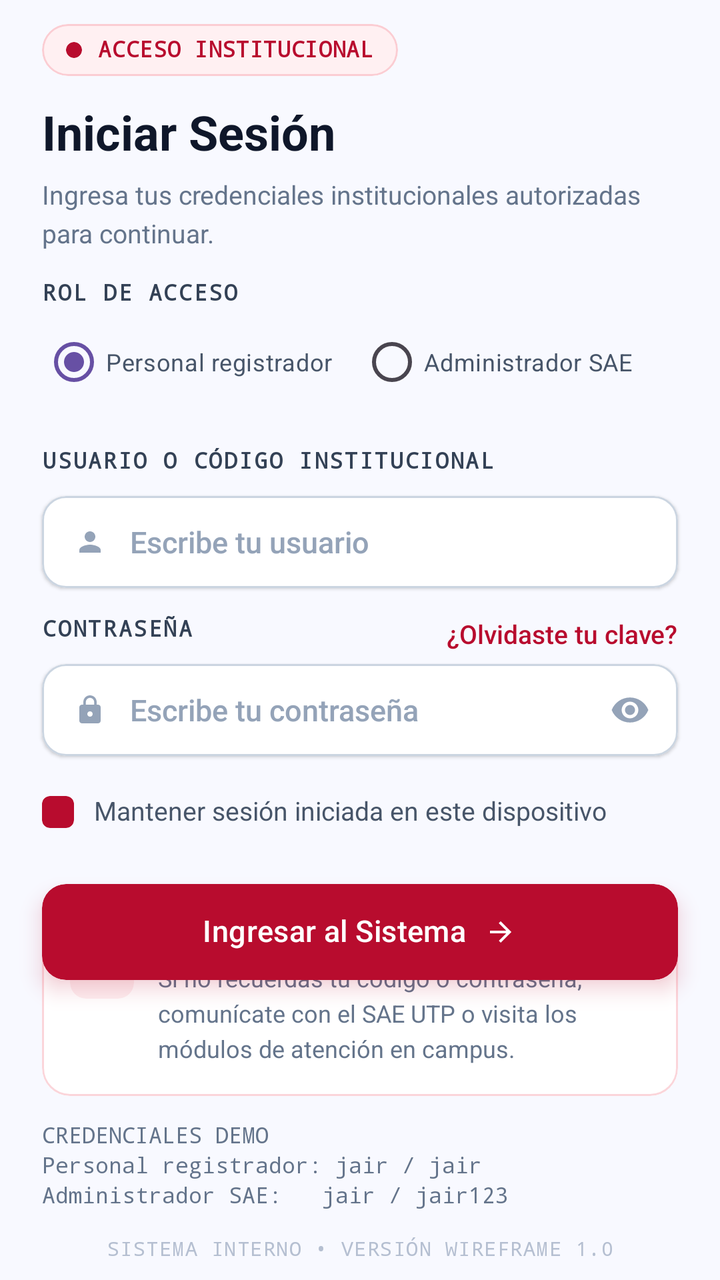
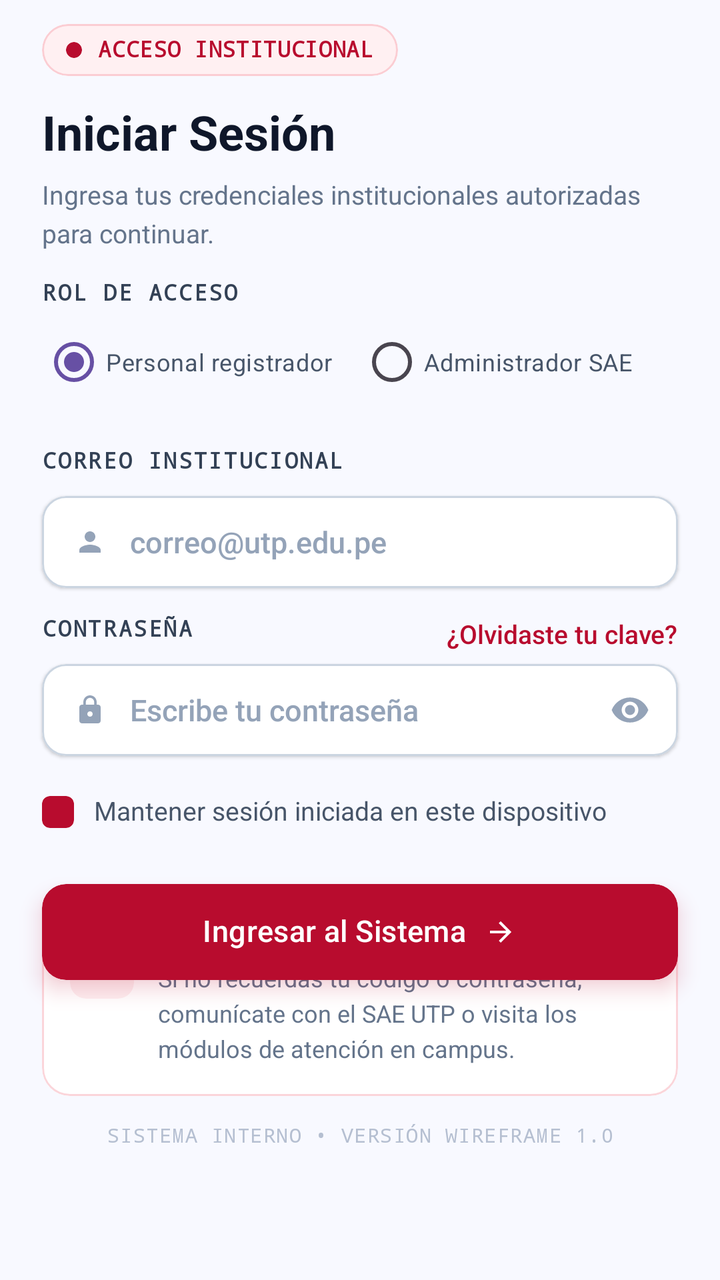

Compare the two renders of this Android layout. The source of the first and the diff that turns it into the second are given below.
<!-- AndroidManifest.xml: application theme Theme.Practica -->
<!-- res/layout/activity_login.xml -->
<?xml version="1.0" encoding="utf-8"?>
<androidx.constraintlayout.widget.ConstraintLayout xmlns:android="http://schemas.android.com/apk/res/android"
    xmlns:app="http://schemas.android.com/apk/res-auto"
    xmlns:tools="http://schemas.android.com/tools"
    android:id="@+id/rootLogin"
    android:layout_width="match_parent"
    android:layout_height="match_parent"
    android:background="#F8F9FF">

    
    <androidx.constraintlayout.widget.Guideline
        android:id="@+id/guideStart"
        android:layout_width="wrap_content"
        android:layout_height="wrap_content"
        android:orientation="vertical"
        app:layout_constraintGuide_begin="21dp" />

    <androidx.constraintlayout.widget.Guideline
        android:id="@+id/guideEnd"
        android:layout_width="wrap_content"
        android:layout_height="wrap_content"
        android:orientation="vertical"
        app:layout_constraintGuide_end="21dp" />

    <androidx.constraintlayout.widget.Guideline
        android:id="@+id/guideInfoTop"
        android:layout_width="wrap_content"
        android:layout_height="wrap_content"
        android:orientation="horizontal"
        app:layout_constraintGuide_percent="0.705" />

    
    <com.google.android.material.card.MaterialCardView
        android:id="@+id/cardBadgeAcceso"
        android:layout_width="wrap_content"
        android:layout_height="26dp"
        android:layout_marginTop="12dp"
        app:cardBackgroundColor="#FFF0F2"
        app:cardCornerRadius="13dp"
        app:cardElevation="0dp"
        app:layout_constraintStart_toStartOf="@id/guideStart"
        app:layout_constraintTop_toTopOf="parent"
        app:strokeColor="#FBCDD3"
        app:strokeWidth="1dp">

        <LinearLayout
            android:layout_width="wrap_content"
            android:layout_height="match_parent"
            android:gravity="center_vertical"
            android:orientation="horizontal"
            android:paddingStart="12dp"
            android:paddingEnd="12dp">

            <com.google.android.material.card.MaterialCardView
                android:id="@+id/cardPuntoBadge"
                android:layout_width="8dp"
                android:layout_height="8dp"
                app:cardBackgroundColor="#B80C2E"
                app:cardCornerRadius="4dp"
                app:cardElevation="0dp"
                app:strokeWidth="0dp" />

            <TextView
                android:id="@+id/tvBadgeAcceso"
                android:layout_width="wrap_content"
                android:layout_height="wrap_content"
                android:layout_marginStart="8dp"
                android:fontFamily="monospace"
                android:includeFontPadding="false"
                android:letterSpacing="0.02"
                android:text="ACCESO INSTITUCIONAL"
                android:textColor="#B80C2E"
                android:textSize="11sp"
                android:textStyle="bold" />
        </LinearLayout>
    </com.google.android.material.card.MaterialCardView>

    
    <TextView
        android:id="@+id/tvTitulo"
        android:layout_width="wrap_content"
        android:layout_height="wrap_content"
        android:layout_marginTop="15dp"
        android:includeFontPadding="false"
        android:text="Iniciar Sesión"
        android:textColor="#0F172A"
        android:textSize="24sp"
        android:textStyle="bold"
        app:layout_constraintStart_toStartOf="@id/guideStart"
        app:layout_constraintTop_toBottomOf="@id/cardBadgeAcceso" />

    
    <TextView
        android:id="@+id/tvSubtitulo"
        android:layout_width="0dp"
        android:layout_height="wrap_content"
        android:layout_marginTop="9dp"
        android:includeFontPadding="false"
        android:lineSpacingExtra="4dp"
        android:text="Ingresa tus credenciales institucionales autorizadas para continuar."
        android:textColor="#64748B"
        android:textSize="13sp"
        app:layout_constraintEnd_toEndOf="@id/guideEnd"
        app:layout_constraintStart_toStartOf="@id/guideStart"
        app:layout_constraintTop_toBottomOf="@id/tvTitulo" />

    <TextView
        android:id="@+id/tvLabelRolLogin"
        android:layout_width="wrap_content"
        android:layout_height="wrap_content"
        android:layout_marginTop="15dp"
        android:fontFamily="monospace"
        android:includeFontPadding="false"
        android:letterSpacing="0.08"
        android:text="ROL DE ACCESO"
        android:textColor="#334155"
        android:textSize="11sp"
        android:textStyle="bold"
        app:layout_constraintStart_toStartOf="@id/guideStart"
        app:layout_constraintTop_toBottomOf="@id/tvSubtitulo" />

    <RadioGroup
        android:id="@+id/rgRolLogin"
        android:layout_width="0dp"
        android:layout_height="wrap_content"
        android:layout_marginTop="4dp"
        android:orientation="horizontal"
        app:layout_constraintEnd_toEndOf="@id/guideEnd"
        app:layout_constraintStart_toStartOf="@id/guideStart"
        app:layout_constraintTop_toBottomOf="@id/tvLabelRolLogin">

        <RadioButton
            android:id="@+id/rbPersonalRegistrador"
            android:layout_width="0dp"
            android:layout_height="wrap_content"
            android:layout_weight="1"
            android:checked="true"
            android:text="Personal registrador"
            android:textColor="#475569"
            android:textSize="12sp" />

        <RadioButton
            android:id="@+id/rbAdministradorSae"
            android:layout_width="0dp"
            android:layout_height="wrap_content"
            android:layout_weight="1"
            android:text="Administrador SAE"
            android:textColor="#475569"
            android:textSize="12sp" />
    </RadioGroup>

    
    <TextView
        android:id="@+id/tvLabelUsuario"
        android:layout_width="wrap_content"
        android:layout_height="wrap_content"
        android:layout_marginTop="19dp"
        android:fontFamily="monospace"
        android:includeFontPadding="false"
        android:letterSpacing="0.08"
        android:text="USUARIO O CÓDIGO INSTITUCIONAL"
        android:textColor="#334155"
        android:textSize="11sp"
        android:textStyle="bold"
        app:layout_constraintStart_toStartOf="@id/guideStart"
        app:layout_constraintTop_toBottomOf="@id/rgRolLogin" />

    
    <com.google.android.material.card.MaterialCardView
        android:id="@+id/cardUsuario"
        android:layout_width="0dp"
        android:layout_height="46dp"
        android:layout_marginTop="11dp"
        app:cardBackgroundColor="#FFFFFF"
        app:cardCornerRadius="12dp"
        app:cardElevation="1dp"
        app:layout_constraintEnd_toEndOf="@id/guideEnd"
        app:layout_constraintStart_toStartOf="@id/guideStart"
        app:layout_constraintTop_toBottomOf="@id/tvLabelUsuario"
        app:strokeColor="#CBD5E1"
        app:strokeWidth="1dp">

        <LinearLayout
            android:layout_width="match_parent"
            android:layout_height="match_parent"
            android:gravity="center_vertical"
            android:orientation="horizontal"
            android:paddingStart="16dp"
            android:paddingEnd="16dp">

            <ImageView
                android:id="@+id/imgIconoUsuario"
                android:layout_width="16dp"
                android:layout_height="16dp"
                android:importantForAccessibility="no"
                android:src="@drawable/ic_usuario"
                app:tint="#94A3B8" />

            <EditText
                android:id="@+id/etUsuario"
                android:layout_width="0dp"
                android:layout_height="match_parent"
                android:layout_marginStart="12dp"
                android:layout_weight="1"
                android:autofillHints="username"
                android:background="@null"
                android:fontFamily="sans-serif-medium"
                android:gravity="center_vertical"
                android:inputType="text"
                android:hint="Escribe tu usuario"
                android:minHeight="0dp"
                android:padding="0dp"
                android:textColor="#0F172A"
                android:textColorHint="#94A3B8"
                android:textSize="15sp" />
        </LinearLayout>
    </com.google.android.material.card.MaterialCardView>

    
    <TextView
        android:id="@+id/tvLabelContrasena"
        android:layout_width="wrap_content"
        android:layout_height="wrap_content"
        android:layout_marginTop="14dp"
        android:fontFamily="monospace"
        android:includeFontPadding="false"
        android:letterSpacing="0.08"
        android:text="CONTRASEÑA"
        android:textColor="#334155"
        android:textSize="11sp"
        android:textStyle="bold"
        app:layout_constraintStart_toStartOf="@id/guideStart"
        app:layout_constraintTop_toBottomOf="@id/cardUsuario" />

    
    <TextView
        android:id="@+id/tvOlvidasteClave"
        android:layout_width="wrap_content"
        android:layout_height="wrap_content"
        android:layout_marginTop="2dp"
        android:clickable="true"
        android:focusable="true"
        android:fontFamily="sans-serif-medium"
        android:includeFontPadding="false"
        android:text="¿Olvidaste tu clave?"
        android:textColor="#B80C2E"
        android:textSize="13sp"
        app:layout_constraintEnd_toEndOf="@id/guideEnd"
        app:layout_constraintTop_toTopOf="@id/tvLabelContrasena" />

    
    <com.google.android.material.card.MaterialCardView
        android:id="@+id/cardContrasena"
        android:layout_width="0dp"
        android:layout_height="46dp"
        android:layout_marginTop="11dp"
        app:cardBackgroundColor="#FFFFFF"
        app:cardCornerRadius="12dp"
        app:cardElevation="1dp"
        app:layout_constraintEnd_toEndOf="@id/guideEnd"
        app:layout_constraintStart_toStartOf="@id/guideStart"
        app:layout_constraintTop_toBottomOf="@id/tvLabelContrasena"
        app:strokeColor="#CBD5E1"
        app:strokeWidth="1dp">

        <LinearLayout
            android:layout_width="match_parent"
            android:layout_height="match_parent"
            android:gravity="center_vertical"
            android:orientation="horizontal"
            android:paddingStart="16dp"
            android:paddingEnd="14dp">

            <ImageView
                android:id="@+id/imgIconoCandado"
                android:layout_width="16dp"
                android:layout_height="16dp"
                android:importantForAccessibility="no"
                android:src="@drawable/ic_candado"
                app:tint="#94A3B8" />

            <EditText
                android:id="@+id/etContrasena"
                android:layout_width="0dp"
                android:layout_height="match_parent"
                android:layout_marginStart="12dp"
                android:layout_weight="1"
                android:autofillHints="password"
                android:background="@null"
                android:fontFamily="sans-serif-medium"
                android:gravity="center_vertical"
                android:hint="Escribe tu contraseña"
                android:inputType="textPassword"
                android:minHeight="0dp"
                android:padding="0dp"
                android:textColor="#0F172A"
                android:textColorHint="#94A3B8"
                android:textSize="15sp" />

            <ImageView
                android:id="@+id/imgMostrarClave"
                android:layout_width="20dp"
                android:layout_height="20dp"
                android:layout_marginStart="8dp"
                android:clickable="true"
                android:contentDescription="Mostrar u ocultar contraseña"
                android:focusable="true"
                android:src="@drawable/ic_ojo"
                app:tint="#94A3B8" />
        </LinearLayout>
    </com.google.android.material.card.MaterialCardView>

    
    <com.google.android.material.card.MaterialCardView
        android:id="@+id/cardCheckMantener"
        android:layout_width="16dp"
        android:layout_height="16dp"
        android:layout_marginTop="20dp"
        android:clickable="true"
        android:focusable="true"
        app:cardBackgroundColor="#B80C2E"
        app:cardCornerRadius="4dp"
        app:cardElevation="0dp"
        app:layout_constraintStart_toStartOf="@id/guideStart"
        app:layout_constraintTop_toBottomOf="@id/cardContrasena"
        app:strokeWidth="0dp" />

    <TextView
        android:id="@+id/tvMantenerSesion"
        android:layout_width="0dp"
        android:layout_height="wrap_content"
        android:layout_marginStart="10dp"
        android:includeFontPadding="false"
        android:text="Mantener sesión iniciada en este dispositivo"
        android:textColor="#475569"
        android:textSize="13sp"
        app:layout_constraintBottom_toBottomOf="@id/cardCheckMantener"
        app:layout_constraintEnd_toEndOf="@id/guideEnd"
        app:layout_constraintStart_toEndOf="@id/cardCheckMantener"
        app:layout_constraintTop_toTopOf="@id/cardCheckMantener" />

    
    <com.google.android.material.card.MaterialCardView
        android:id="@+id/btnLogin"
        android:layout_width="0dp"
        android:layout_height="48dp"
        android:layout_marginTop="28dp"
        android:clickable="true"
        android:focusable="true"
        android:outlineAmbientShadowColor="#66B80C2E"
        android:outlineSpotShadowColor="#B80C2E"
        app:cardBackgroundColor="#B80C2E"
        app:cardCornerRadius="12dp"
        app:cardElevation="6dp"
        app:layout_constraintEnd_toEndOf="@id/guideEnd"
        app:layout_constraintStart_toStartOf="@id/guideStart"
        app:layout_constraintTop_toBottomOf="@id/cardCheckMantener"
        app:strokeWidth="0dp"
        tools:targetApi="p">

        <LinearLayout
            android:layout_width="wrap_content"
            android:layout_height="match_parent"
            android:layout_gravity="center"
            android:gravity="center_vertical"
            android:orientation="horizontal">

            <TextView
                android:id="@+id/tvBtnLogin"
                android:layout_width="wrap_content"
                android:layout_height="wrap_content"
                android:fontFamily="sans-serif-medium"
                android:includeFontPadding="false"
                android:letterSpacing="0.01"
                android:text="Ingresar al Sistema"
                android:textColor="#FFFFFF"
                android:textSize="15sp" />

            <ImageView
                android:id="@+id/imgFlechaLogin"
                android:layout_width="16dp"
                android:layout_height="16dp"
                android:layout_marginStart="9dp"
                android:importantForAccessibility="no"
                android:src="@drawable/ic_flecha_derecha"
                app:tint="#FFFFFF" />
        </LinearLayout>
    </com.google.android.material.card.MaterialCardView>

    
    <com.google.android.material.card.MaterialCardView
        android:id="@+id/cardInfoCredenciales"
        android:layout_width="0dp"
        android:layout_height="wrap_content"
        app:cardBackgroundColor="#FFFFFF"
        app:cardCornerRadius="14dp"
        app:cardElevation="0dp"
        app:layout_constraintEnd_toEndOf="@id/guideEnd"
        app:layout_constraintStart_toStartOf="@id/guideStart"
        app:layout_constraintTop_toTopOf="@id/guideInfoTop"
        app:strokeColor="#FBD5DA"
        app:strokeWidth="1dp">

        <LinearLayout
            android:layout_width="match_parent"
            android:layout_height="wrap_content"
            android:orientation="horizontal"
            android:paddingStart="14dp"
            android:paddingTop="14dp"
            android:paddingEnd="16dp"
            android:paddingBottom="16dp">

            <com.google.android.material.card.MaterialCardView
                android:id="@+id/cardIconoInfo"
                android:layout_width="32dp"
                android:layout_height="32dp"
                android:layout_marginTop="2dp"
                app:cardBackgroundColor="#FDEEF0"
                app:cardCornerRadius="8dp"
                app:cardElevation="0dp"
                app:strokeWidth="0dp">

                <ImageView
                    android:id="@+id/imgIconoInfo"
                    android:layout_width="16dp"
                    android:layout_height="16dp"
                    android:layout_gravity="center"
                    android:importantForAccessibility="no"
                    android:src="@drawable/ic_reloj"
                    app:tint="#B80C2E" />
            </com.google.android.material.card.MaterialCardView>

            <LinearLayout
                android:layout_width="0dp"
                android:layout_height="wrap_content"
                android:layout_marginStart="12dp"
                android:layout_weight="1"
                android:orientation="vertical">

                <TextView
                    android:id="@+id/tvInfoTitulo"
                    android:layout_width="wrap_content"
                    android:layout_height="wrap_content"
                    android:includeFontPadding="false"
                    android:text="¿No recuerdas tus credenciales UTP?"
                    android:textColor="#0F172A"
                    android:textSize="13sp"
                    android:textStyle="bold" />

                <TextView
                    android:id="@+id/tvInfoDescripcion"
                    android:layout_width="match_parent"
                    android:layout_height="wrap_content"
                    android:layout_marginTop="2dp"
                    android:includeFontPadding="false"
                    android:lineSpacingExtra="3.5dp"
                    android:text="Si no recuerdas tu código o contraseña, comunícate con el SAE UTP o visita los módulos de atención en campus."
                    android:textColor="#64748B"
                    android:textSize="12sp" />
            </LinearLayout>
        </LinearLayout>
    </com.google.android.material.card.MaterialCardView>

    
    
    <TextView
        android:id="@+id/tvNotaCredenciales"
        android:layout_width="0dp"
        android:layout_height="wrap_content"
        android:layout_marginTop="12dp"
        android:fontFamily="monospace"
        android:lineSpacingExtra="2dp"
        android:text="CREDENCIALES DEMO\nPersonal registrador: jair / jair\nAdministrador SAE:   jair / jair123"
        android:textColor="#64748B"
        android:textSize="11sp"
        app:layout_constraintEnd_toEndOf="@id/guideEnd"
        app:layout_constraintStart_toStartOf="@id/guideStart"
        app:layout_constraintTop_toBottomOf="@id/cardInfoCredenciales" />

    
    <TextView
        android:id="@+id/tvFooter"
        android:layout_width="0dp"
        android:layout_height="wrap_content"
        android:layout_marginTop="14dp"
        android:fontFamily="monospace"
        android:gravity="center"
        android:includeFontPadding="false"
        android:letterSpacing="0.05"
        android:text="SISTEMA INTERNO • VERSIÓN WIREFRAME 1.0"
        android:textColor="#B5BFD1"
        android:textSize="10sp"
        app:layout_constraintEnd_toEndOf="@id/guideEnd"
        app:layout_constraintStart_toStartOf="@id/guideStart"
        app:layout_constraintTop_toBottomOf="@id/tvNotaCredenciales" />

</androidx.constraintlayout.widget.ConstraintLayout>
<!-- resources referenced by this layout -->
<resources>
  <!-- drawable ic_candado (drawable) -->
  <vector xmlns:android="http://schemas.android.com/apk/res/android"
      android:width="24dp"
      android:height="24dp"
      android:viewportWidth="24"
      android:viewportHeight="24">
      <path
          android:fillColor="#FF44474F"
          android:pathData="M18,8h-1L17,6c0,-2.76 -2.24,-5 -5,-5S7,3.24 7,6v2L6,8c-1.1,0 -2,0.9 -2,2v10c0,1.1 0.9,2 2,2h12c1.1,0 2,-0.9 2,-2L20,10c0,-1.1 -0.9,-2 -2,-2zM12,17c-1.1,0 -2,-0.9 -2,-2s0.9,-2 2,-2 2,0.9 2,2 -0.9,2 -2,2zM15.1,8L8.9,8L8.9,6c0,-1.71 1.39,-3.1 3.1,-3.1 1.71,0 3.1,1.39 3.1,3.1v2z" />
  </vector>
  <!-- drawable ic_flecha_derecha (drawable) -->
  <vector xmlns:android="http://schemas.android.com/apk/res/android"
      android:width="24dp"
      android:height="24dp"
      android:viewportWidth="24"
      android:viewportHeight="24">
      <path
          android:fillColor="#FF44474F"
          android:pathData="M12,4l-1.41,1.41L16.17,11H4v2h12.17l-5.58,5.59L12,20l8,-8z" />
  </vector>
  <!-- drawable ic_ojo (drawable) -->
  <vector xmlns:android="http://schemas.android.com/apk/res/android"
      android:width="24dp"
      android:height="24dp"
      android:viewportWidth="24"
      android:viewportHeight="24">
      <path
          android:fillColor="#FF44474F"
          android:pathData="M12,4.5C7,4.5 2.73,7.61 1,12c1.73,4.39 6,7.5 11,7.5s9.27,-3.11 11,-7.5c-1.73,-4.39 -6,-7.5 -11,-7.5zM12,17c-2.76,0 -5,-2.24 -5,-5s2.24,-5 5,-5 5,2.24 5,5 -2.24,5 -5,5zM12,9c-1.66,0 -3,1.34 -3,3s1.34,3 3,3 3,-1.34 3,-3 -1.34,-3 -3,-3z" />
  </vector>
  <!-- drawable ic_reloj (drawable) -->
  <vector xmlns:android="http://schemas.android.com/apk/res/android"
      android:width="24dp"
      android:height="24dp"
      android:viewportWidth="24"
      android:viewportHeight="24">
      <path
          android:fillColor="#FF44474F"
          android:pathData="M11.99,2C6.47,2 2,6.48 2,12s4.47,10 9.99,10C17.52,22 22,17.52 22,12S17.52,2 11.99,2zM12,20c-4.42,0 -8,-3.58 -8,-8s3.58,-8 8,-8 8,3.58 8,8 -3.58,8 -8,8zM12.5,7L11,7v6l5.25,3.15 0.75,-1.23 -4.5,-2.67z" />
  </vector>
  <!-- drawable ic_usuario (drawable) -->
  <vector xmlns:android="http://schemas.android.com/apk/res/android"
      android:width="24dp"
      android:height="24dp"
      android:viewportWidth="24"
      android:viewportHeight="24">
      <path
          android:fillColor="#FF44474F"
          android:pathData="M12,12c2.21,0 4,-1.79 4,-4s-1.79,-4 -4,-4 -4,1.79 -4,4 1.79,4 4,4zM12,14c-2.67,0 -8,1.34 -8,4v2h16v-2c0,-2.66 -5.33,-4 -8,-4z" />
  </vector>
  <style name="Theme.Practica" parent="Base.Theme.Practica" />
  <style name="Base.Theme.Practica" parent="Theme.Material3.DayNight.NoActionBar">
          
          
      </style>
</resources>

<!-- the commit's change to res/layout/activity_login.xml (unified diff, before → after) -->
@@ -158,7 +158,7 @@
         android:fontFamily="monospace"
         android:includeFontPadding="false"
         android:letterSpacing="0.08"
-        android:text="USUARIO O CÓDIGO INSTITUCIONAL"
+        android:text="CORREO INSTITUCIONAL"
         android:textColor="#334155"
         android:textSize="11sp"
         android:textStyle="bold"
@@ -202,12 +202,12 @@
                 android:layout_height="match_parent"
                 android:layout_marginStart="12dp"
                 android:layout_weight="1"
-                android:autofillHints="username"
+                android:autofillHints="emailAddress"
                 android:background="@null"
                 android:fontFamily="sans-serif-medium"
                 android:gravity="center_vertical"
-                android:inputType="text"
-                android:hint="Escribe tu usuario"
+                android:inputType="textEmailAddress"
+                android:hint="correo@utp.edu.pe"
                 android:minHeight="0dp"
                 android:padding="0dp"
                 android:textColor="#0F172A"
@@ -462,22 +462,6 @@
     </com.google.android.material.card.MaterialCardView>
 
     
-    
-    <TextView
-        android:id="@+id/tvNotaCredenciales"
-        android:layout_width="0dp"
-        android:layout_height="wrap_content"
-        android:layout_marginTop="12dp"
-        android:fontFamily="monospace"
-        android:lineSpacingExtra="2dp"
-        android:text="CREDENCIALES DEMO\nPersonal registrador: jair / jair\nAdministrador SAE:   jair / jair123"
-        android:textColor="#64748B"
-        android:textSize="11sp"
-        app:layout_constraintEnd_toEndOf="@id/guideEnd"
-        app:layout_constraintStart_toStartOf="@id/guideStart"
-        app:layout_constraintTop_toBottomOf="@id/cardInfoCredenciales" />
-
-    
     <TextView
         android:id="@+id/tvFooter"
         android:layout_width="0dp"
@@ -492,6 +476,6 @@
         android:textSize="10sp"
         app:layout_constraintEnd_toEndOf="@id/guideEnd"
         app:layout_constraintStart_toStartOf="@id/guideStart"
-        app:layout_constraintTop_toBottomOf="@id/tvNotaCredenciales" />
+        app:layout_constraintTop_toBottomOf="@id/cardInfoCredenciales" />
 
 </androidx.constraintlayout.widget.ConstraintLayout>
